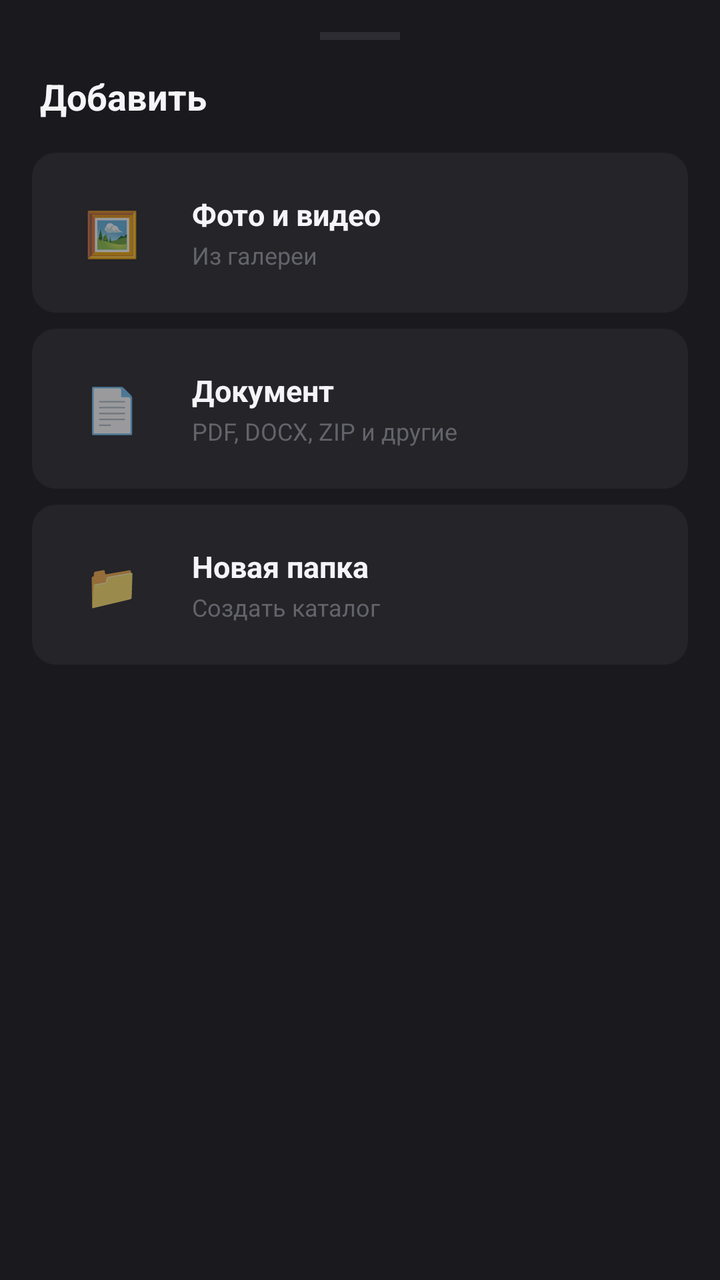
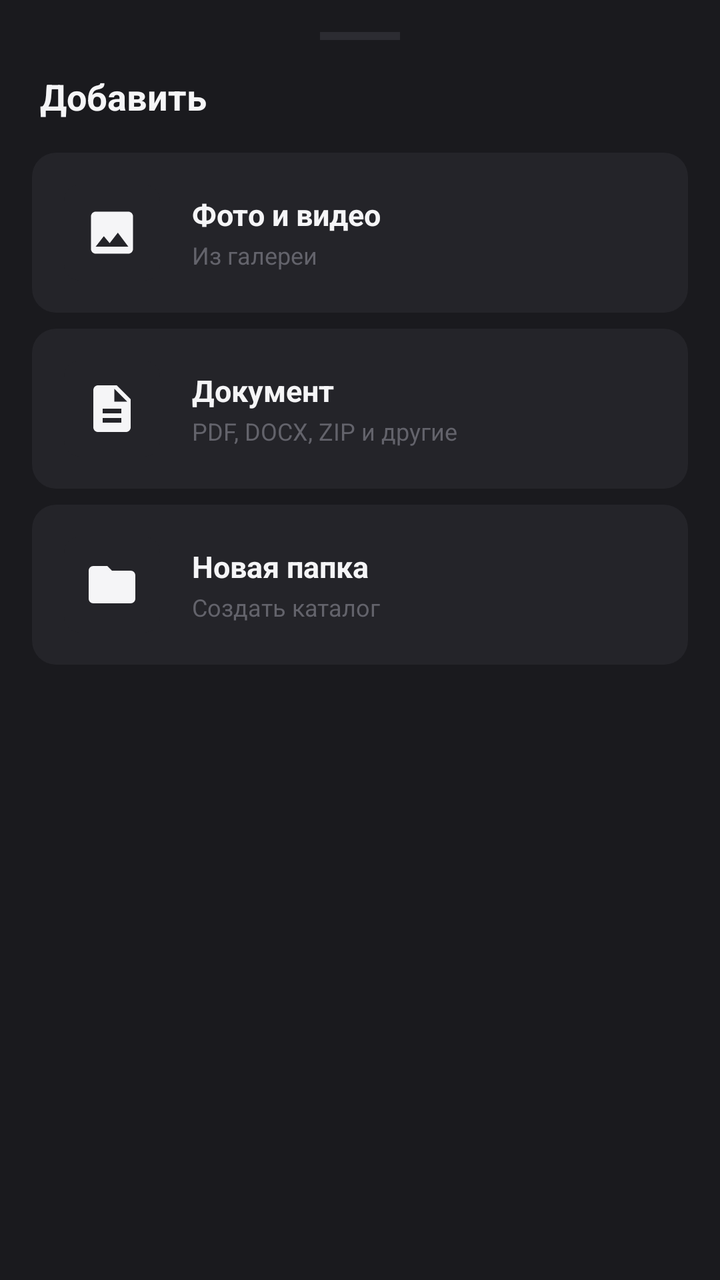

Before-and-after screenshots of an Android layout around one commit, followed by the original layout XML and the change that was made.
<!-- AndroidManifest.xml: application theme Theme.KoilCloud -->
<!-- res/layout/sheet_upload.xml -->
<?xml version="1.0" encoding="utf-8"?>
<LinearLayout xmlns:android="http://schemas.android.com/apk/res/android"
    android:layout_width="match_parent"
    android:layout_height="wrap_content"
    android:orientation="vertical"
    android:background="@color/surface"
    android:paddingHorizontal="16dp"
    android:paddingTop="16dp"
    android:paddingBottom="24dp">

    <View
        android:layout_width="40dp"
        android:layout_height="4dp"
        android:layout_gravity="center_horizontal"
        android:layout_marginBottom="16dp"
        android:background="@color/border" />

    <TextView
        android:layout_width="wrap_content"
        android:layout_height="wrap_content"
        android:layout_marginBottom="16dp"
        android:layout_marginStart="4dp"
        android:text="Добавить"
        android:textColor="@color/text_primary"
        android:textSize="18sp"
        android:textStyle="bold" />

    <LinearLayout
        android:id="@+id/optionMedia"
        android:layout_width="match_parent"
        android:layout_height="wrap_content"
        android:orientation="horizontal"
        android:gravity="center_vertical"
        android:background="@drawable/bg_sheet_item"
        android:padding="16dp"
        android:layout_marginBottom="8dp"
        android:clickable="true"
        android:focusable="true"
        android:foreground="?attr/selectableItemBackground">

        <TextView
            android:layout_width="48dp"
            android:layout_height="48dp"
            android:background="@drawable/bg_icon"
            android:gravity="center"
            android:text="🖼️"
            android:textSize="22sp" />

        <LinearLayout
            android:layout_width="0dp"
            android:layout_height="wrap_content"
            android:layout_weight="1"
            android:layout_marginStart="16dp"
            android:orientation="vertical">

            <TextView
                android:layout_width="wrap_content"
                android:layout_height="wrap_content"
                android:text="Фото и видео"
                android:textColor="@color/text_primary"
                android:textSize="15sp"
                android:textStyle="bold" />

            <TextView
                android:layout_width="wrap_content"
                android:layout_height="wrap_content"
                android:layout_marginTop="2dp"
                android:text="Из галереи"
                android:textColor="@color/text_tertiary"
                android:textSize="12sp" />
        </LinearLayout>
    </LinearLayout>

    <LinearLayout
        android:id="@+id/optionDocument"
        android:layout_width="match_parent"
        android:layout_height="wrap_content"
        android:orientation="horizontal"
        android:gravity="center_vertical"
        android:background="@drawable/bg_sheet_item"
        android:padding="16dp"
        android:layout_marginBottom="8dp"
        android:clickable="true"
        android:focusable="true"
        android:foreground="?attr/selectableItemBackground">

        <TextView
            android:layout_width="48dp"
            android:layout_height="48dp"
            android:background="@drawable/bg_icon"
            android:gravity="center"
            android:text="📄"
            android:textSize="22sp" />

        <LinearLayout
            android:layout_width="0dp"
            android:layout_height="wrap_content"
            android:layout_weight="1"
            android:layout_marginStart="16dp"
            android:orientation="vertical">

            <TextView
                android:layout_width="wrap_content"
                android:layout_height="wrap_content"
                android:text="Документ"
                android:textColor="@color/text_primary"
                android:textSize="15sp"
                android:textStyle="bold" />

            <TextView
                android:layout_width="wrap_content"
                android:layout_height="wrap_content"
                android:layout_marginTop="2dp"
                android:text="PDF, DOCX, ZIP и другие"
                android:textColor="@color/text_tertiary"
                android:textSize="12sp" />
        </LinearLayout>
    </LinearLayout>

    <LinearLayout
        android:id="@+id/optionFolder"
        android:layout_width="match_parent"
        android:layout_height="wrap_content"
        android:orientation="horizontal"
        android:gravity="center_vertical"
        android:background="@drawable/bg_sheet_item"
        android:padding="16dp"
        android:clickable="true"
        android:focusable="true"
        android:foreground="?attr/selectableItemBackground">

        <TextView
            android:layout_width="48dp"
            android:layout_height="48dp"
            android:background="@drawable/bg_icon"
            android:gravity="center"
            android:text="📁"
            android:textSize="22sp" />

        <LinearLayout
            android:layout_width="0dp"
            android:layout_height="wrap_content"
            android:layout_weight="1"
            android:layout_marginStart="16dp"
            android:orientation="vertical">

            <TextView
                android:layout_width="wrap_content"
                android:layout_height="wrap_content"
                android:text="Новая папка"
                android:textColor="@color/text_primary"
                android:textSize="15sp"
                android:textStyle="bold" />

            <TextView
                android:layout_width="wrap_content"
                android:layout_height="wrap_content"
                android:layout_marginTop="2dp"
                android:text="Создать каталог"
                android:textColor="@color/text_tertiary"
                android:textSize="12sp" />
        </LinearLayout>
    </LinearLayout>

</LinearLayout>
<!-- resources referenced by this layout -->
<resources>
  <color name="border">#2C2C32</color>
  <color name="surface">#1A1A1E</color>
  <color name="text_primary">#F5F5F7</color>
  <color name="text_tertiary">#63636B</color>
  <!-- drawable bg_icon (drawable) -->
  <?xml version="1.0" encoding="utf-8"?>
  <shape xmlns:android="http://schemas.android.com/apk/res/android">
      <solid android:color="@color/surface_elevated" />
      <corners android:radius="8dp" />
  </shape>
  <!-- drawable bg_sheet_item (drawable) -->
  <?xml version="1.0" encoding="utf-8"?>
  <shape xmlns:android="http://schemas.android.com/apk/res/android">
      <solid android:color="@color/surface_elevated" />
      <corners android:radius="12dp" />
  </shape>
  <style name="Theme.KoilCloud" parent="Theme.MaterialComponents.DayNight.NoActionBar">
          <item name="android:statusBarColor">@color/bg</item>
          <item name="android:navigationBarColor">@color/bg</item>
          <item name="android:windowBackground">@color/bg</item>
          <item name="android:windowLightStatusBar">false</item>
      </style>
  <color name="surface_elevated">#242429</color>
  <color name="bg">#0D0D0F</color>
</resources>

<!-- the commit's change to res/layout/sheet_upload.xml (unified diff, before → after) -->
@@ -1,5 +1,6 @@
 <?xml version="1.0" encoding="utf-8"?>
 <LinearLayout xmlns:android="http://schemas.android.com/apk/res/android"
+    xmlns:app="http://schemas.android.com/apk/res-auto"
     android:layout_width="match_parent"
     android:layout_height="wrap_content"
     android:orientation="vertical"
@@ -38,13 +39,13 @@
         android:focusable="true"
         android:foreground="?attr/selectableItemBackground">
 
-        <TextView
+        <ImageView
             android:layout_width="48dp"
             android:layout_height="48dp"
             android:background="@drawable/bg_icon"
-            android:gravity="center"
-            android:text="🖼️"
-            android:textSize="22sp" />
+            android:padding="10dp"
+            android:src="@drawable/ic_image"
+            app:tint="@color/text_primary" />
 
         <LinearLayout
             android:layout_width="0dp"
@@ -84,13 +85,13 @@
         android:focusable="true"
         android:foreground="?attr/selectableItemBackground">
 
-        <TextView
+        <ImageView
             android:layout_width="48dp"
             android:layout_height="48dp"
             android:background="@drawable/bg_icon"
-            android:gravity="center"
-            android:text="📄"
-            android:textSize="22sp" />
+            android:padding="10dp"
+            android:src="@drawable/ic_document"
+            app:tint="@color/text_primary" />
 
         <LinearLayout
             android:layout_width="0dp"
@@ -129,13 +130,13 @@
         android:focusable="true"
         android:foreground="?attr/selectableItemBackground">
 
-        <TextView
+        <ImageView
             android:layout_width="48dp"
             android:layout_height="48dp"
             android:background="@drawable/bg_icon"
-            android:gravity="center"
-            android:text="📁"
-            android:textSize="22sp" />
+            android:padding="10dp"
+            android:src="@drawable/ic_folder"
+            app:tint="@color/text_primary" />
 
         <LinearLayout
             android:layout_width="0dp"
<!-- resource entries referenced after the edit -->
@@ -16,6 +16,24 @@
       <solid android:color="@color/surface_elevated" />
       <corners android:radius="12dp" />
   </shape>
+  <!-- drawable ic_document (drawable) -->
+  <vector xmlns:android="http://schemas.android.com/apk/res/android" android:height="24dp" android:tint="#000000" android:viewportHeight="24" android:viewportWidth="24" android:width="24dp">
+        
+      <path android:fillColor="@android:color/white" android:pathData="M14,2L6,2c-1.1,0 -1.99,0.9 -1.99,2L4,20c0,1.1 0.89,2 1.99,2L18,22c1.1,0 2,-0.9 2,-2L20,8l-6,-6zM16,18L8,18v-2h8v2zM16,14L8,14v-2h8v2zM13,9L13,3.5L18.5,9L13,9z"/>
+      
+  </vector>
+  <!-- drawable ic_folder (drawable) -->
+  <vector xmlns:android="http://schemas.android.com/apk/res/android" android:height="24dp" android:tint="#000000" android:viewportHeight="24" android:viewportWidth="24" android:width="24dp">
+        
+      <path android:fillColor="@android:color/white" android:pathData="M10,4H4c-1.1,0 -1.99,0.9 -1.99,2L2,18c0,1.1 0.9,2 2,2h16c1.1,0 2,-0.9 2,-2V8c0,-1.1 -0.9,-2 -2,-2h-8l-2,-2z"/>
+      
+  </vector>
+  <!-- drawable ic_image (drawable) -->
+  <vector xmlns:android="http://schemas.android.com/apk/res/android" android:height="24dp" android:tint="#000000" android:viewportHeight="24" android:viewportWidth="24" android:width="24dp">
+        
+      <path android:fillColor="@android:color/white" android:pathData="M21,19V5c0,-1.1 -0.9,-2 -2,-2H5c-1.1,0 -2,0.9 -2,2v14c0,1.1 0.9,2 2,2h14c1.1,0 2,-0.9 2,-2zM8.5,13.5l2.5,3.01L14.5,12l4.5,6H5l3.5,-4.5z"/>
+      
+  </vector>
   <style name="Theme.KoilCloud" parent="Theme.MaterialComponents.DayNight.NoActionBar">
           <item name="android:statusBarColor">@color/bg</item>
           <item name="android:navigationBarColor">@color/bg</item>
